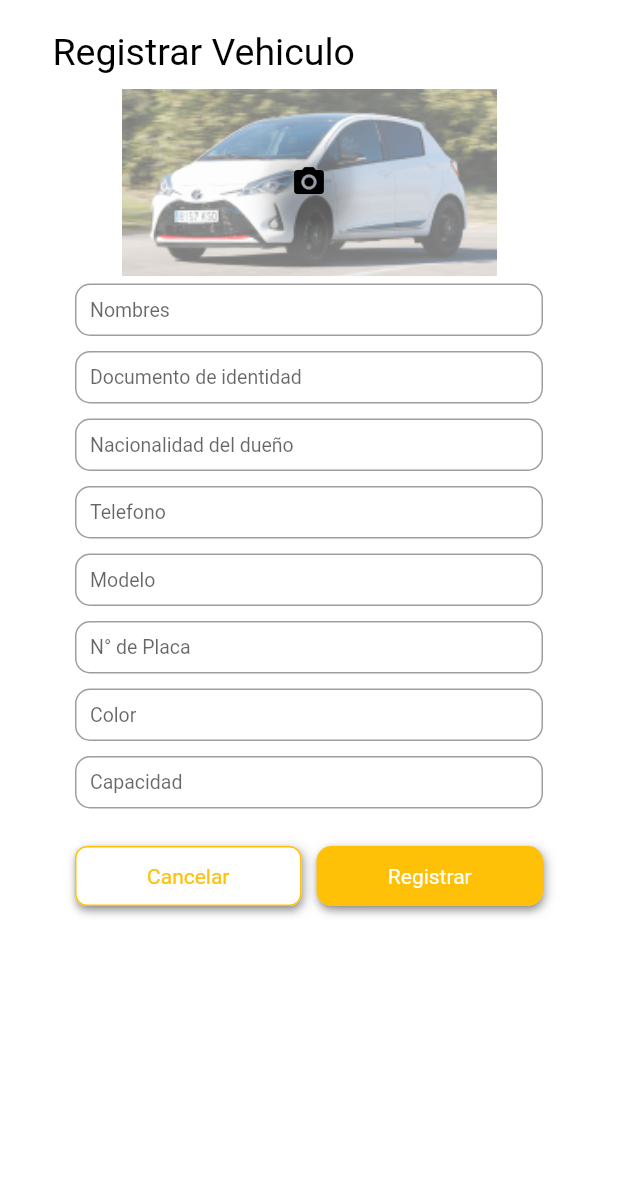
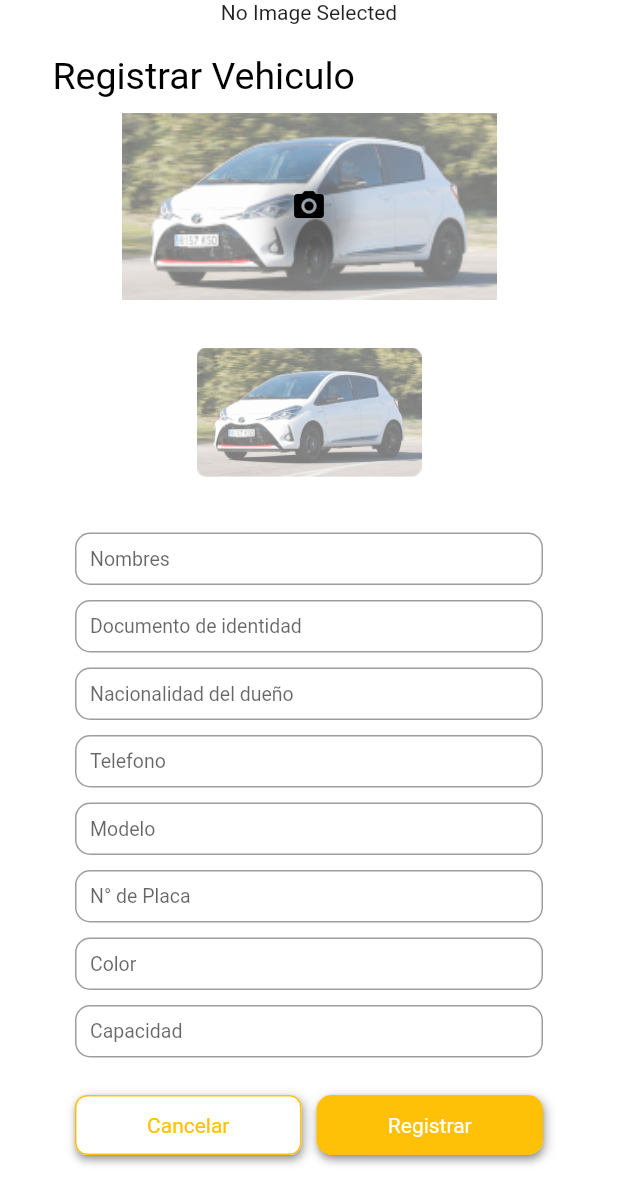
Before and after one commit to taxiSegurito/taxi-segurito-flutter-version, a Flutter app: the screen it shows after launch, after a tap on "Cancelar", on a phone screen of 412 x 824 dp. Shown: the top 1204 px of the screen. Run offline on Flutter 3.47's test engine with Material 2 defaults, Android fonts, the phone set to English and light mode, and no system bars; our stand-ins replace fluttertoast, image_picker; Roboto replaces fonts that are missing (Raleway).

```diff
--- a/lib/pages/registerOwnerAndVehicle/RegisterOwnerAndVehicle.dart
+++ b/lib/pages/registerOwnerAndVehicle/RegisterOwnerAndVehicle.dart
@@ -1,4 +1,8 @@
+import 'dart:io';
+
 import 'package:flutter/material.dart';
+import 'package:fluttertoast/fluttertoast.dart';
+import 'package:image_picker/image_picker.dart';
 import 'package:taxi_segurito_app/components/buttons/CustomButton.dart';
 import 'package:taxi_segurito_app/components/buttons/CustomButtonWithLinearBorder.dart';
 import 'package:taxi_segurito_app/components/dialogs/CustomShowDialog.dart';
@@ -37,6 +41,25 @@ class _RegisterOwnerAndVehicleState extends State<RegisterOwnerAndVehicle> {
       height: 150,
       width: 150,
     );
+    File? imageFile;
+
+    void _openGallery() async {
+      var picture = await ImagePicker().pickImage(source: ImageSource.gallery);
+      setState(() {
+        imageFile = File(picture!.path);
+
+        //imageAuto = Image.file(imageFile!);
+      });
+      //Navigator.of(context).pop();
+    }
+
+    Widget _setImageView() {
+      if (imageFile != null) {
+        return Image.file(imageFile!, width: 400, height: 400);
+      } else {
+        return Text("No Image Selected");
+      }
+    }
 
     ImageAccessProvider imageAccessProvider =
         new ImageAccessProvider(context: context);
@@ -73,8 +96,30 @@ class _RegisterOwnerAndVehicleState extends State<RegisterOwnerAndVehicle> {
         buttonColorText: Colors.white,
         titleShowDialog: "Registro Exitoso!");
 
+    updateImage() {
+      setState(() {
+        imageAuto = Image.file(
+          imageAccessProvider.getImage(),
+          width: 100,
+          height: 100,
+        );
+        Fluttertoast.showToast(
+            msg: "Funcioona",
+            toastLength: Toast.LENGTH_SHORT,
+            gravity: ToastGravity.BOTTOM,
+            backgroundColor: Colors.red,
+            textColor: Colors.yellow);
+      });
+    }
+
     CustomButtonWithLinearBorder btnCancel = new CustomButtonWithLinearBorder(
-      onTap: () {},
+      onTap: () {
+        _openGallery();
+        /*
+        imageAccessProvider.openGalery().then((_) {
+          updateImage();
+        });*/
+      },
       buttonText: "Cancelar",
       buttonColor: Colors.white,
       buttonTextColor: Color.fromRGBO(255, 193, 7, 1),
@@ -122,6 +167,7 @@ class _RegisterOwnerAndVehicleState extends State<RegisterOwnerAndVehicle> {
                   mainAxisAlignment: MainAxisAlignment.center,
                   mainAxisSize: MainAxisSize.min,
                   children: [
+                    _setImageView(),
                     Container(
                         alignment: Alignment.centerLeft,
                         margin: new EdgeInsets.only(
@@ -139,20 +185,14 @@ class _RegisterOwnerAndVehicleState extends State<RegisterOwnerAndVehicle> {
                         child: Center(
                           child: FloatingActionButton(
                             backgroundColor: Colors.transparent,
-                            onPressed: () {
-                              imageAccessProvider.openGalery().then((_) {
-                                setState(() {
-                                  imageAuto = Image.file(
-                                      imageAccessProvider.getImage());
-                                });
-                              });
-                            },
+                            onPressed: () {},
                             child: Icon(
                               Icons.camera_alt,
                               color: Colors.black,
                             ),
                           ),
                         )),
+                    imageAuto,
                     txtNameOwner,
                     txtDni,
                     txtNacinonalityOwner,
--- a/lib/providers/ImageAccessProvider.dart
+++ b/lib/providers/ImageAccessProvider.dart
@@ -3,7 +3,7 @@ import 'package:flutter/material.dart';
 import 'package:image_picker/image_picker.dart';
 
 class ImageAccessProvider {
-  File? imagen;
+  File imagen = File("lib/components/assets/images/auto.png");
 
   final picker = ImagePicker();
 
@@ -15,7 +15,7 @@ class ImageAccessProvider {
   });
 
   File getImage() {
-    return imagen!;
+    return imagen;
   }
 
   Future openGalery() async {
```
Also changed, not shown: lib/components/inputs/CustomTextField.dart (+0 -7 lines).
